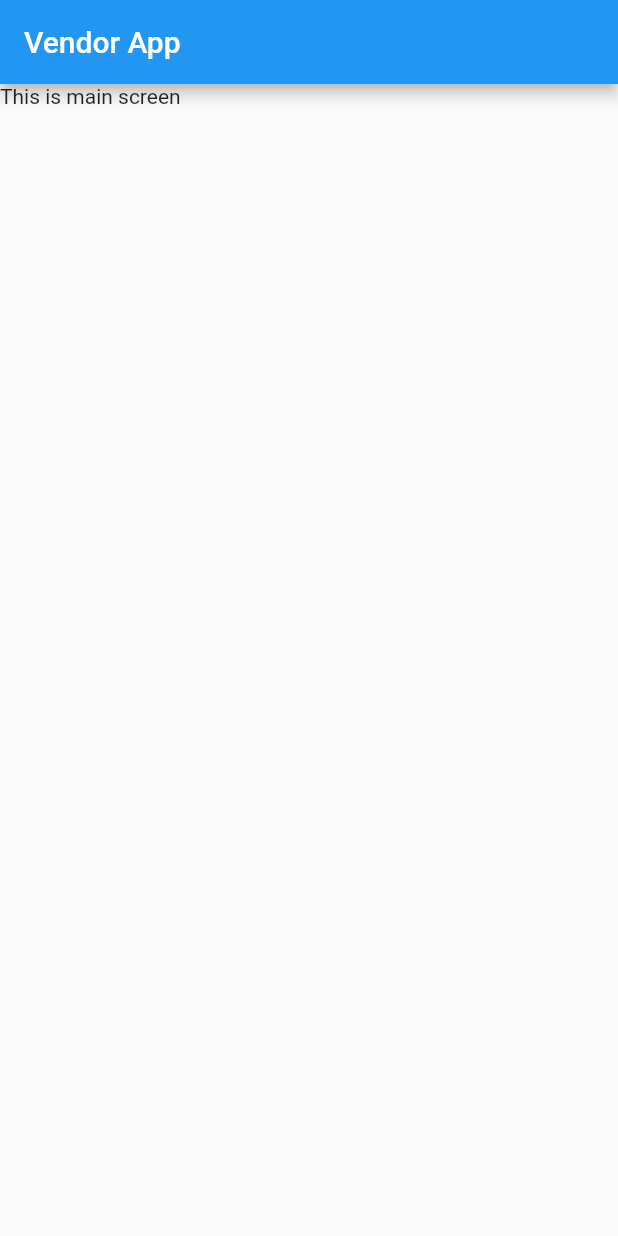
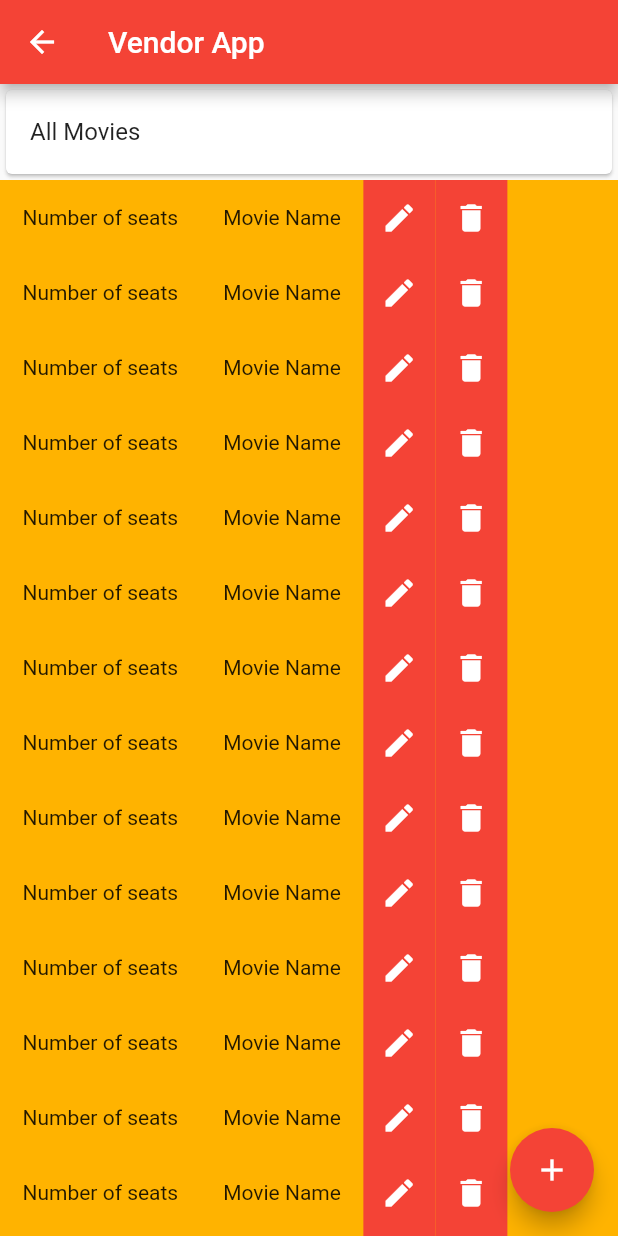
Before and after one commit to usef/cinema-booking-app, a Flutter app: the screen it shows after launch, on a phone screen of 412 x 824 dp. Run offline on Flutter 3.47's test engine with Material 2 defaults, Android fonts, the phone set to English and light mode, and no system bars.

Commit message:
Navigation done and main screens

```diff
--- /dev/null
+++ b/vendor_app/lib/Palette.dart
@@ -0,0 +1,7 @@
+import 'package:flutter/material.dart';
+
+class Palette {
+  static final mainColor = Colors.red;
+  static final secondaryColor = Colors.white;
+
+}
--- a/vendor_app/lib/main.dart
+++ b/vendor_app/lib/main.dart
@@ -1,5 +1,8 @@
 import 'package:flutter/material.dart';
+import 'package:vendor_app/Palette.dart';
 import 'package:vendor_app/screens/AllMoviesScreen.dart';
+import 'package:vendor_app/screens/AddMovieScreen.dart';
+import 'package:vendor_app/screens/MovieDetailsScreen.dart';
 
 void main() {
   runApp(MyApp());
@@ -11,10 +14,16 @@ class MyApp extends StatelessWidget {
     return MaterialApp(
       title: 'Vendor App',
       theme: ThemeData(
-        primarySwatch: Colors.blue,
+        primarySwatch: Palette.mainColor,
         visualDensity: VisualDensity.adaptivePlatformDensity,
       ),
       home: AllMoviesScreen(title: 'Vendor App'),
+      initialRoute: '/AllMoviesScreen',
+      routes: <String, WidgetBuilder>{
+        '/AddMovieScreen': (BuildContext context) => AddMovieScreen(),
+        '/MovieDetailsScreen': (BuildContext context) => MovieDetailsScreen(),
+        '/AllMoviesScreen': (BuildContext context) => AllMoviesScreen(title: 'Vendor App')
+      },
     );
   }
 }
--- a/vendor_app/lib/screens/AllMoviesScreen.dart
+++ b/vendor_app/lib/screens/AllMoviesScreen.dart
@@ -1,4 +1,5 @@
 import 'package:flutter/material.dart';
+import 'package:vendor_app/Palette.dart';
 
 class AllMoviesScreen extends StatefulWidget {
   AllMoviesScreen({Key key, this.title}) : super(key: key);
@@ -14,10 +15,105 @@ class _AllMoviesScreenState extends State<AllMoviesScreen> {
     return Scaffold(
       appBar: AppBar(
         title: Text(widget.title),
+        leading: new Icon(
+          Icons.arrow_back,
+          color: Palette.secondaryColor,
+        ),
       ),
-      body: Container(
-        child: Text("This is main screen"),
+      body: ListView(
+        children: <Widget>[
+          Card(
+            child: ListTile(
+              title: Text('All Movies'),
+            ),
+          ),
+          movieContainer(),
+          movieContainer(),
+          movieContainer(),
+          movieContainer(),
+          movieContainer(),
+          movieContainer(),
+          movieContainer(),
+          movieContainer(),
+          movieContainer(),
+          movieContainer(),
+          movieContainer(),
+          movieContainer(),
+          movieContainer(),
+          movieContainer(),
+          movieContainer(),
+          movieContainer(),
+        ],
+      ),
+      floatingActionButton: FloatingActionButton(
+        backgroundColor: Palette.mainColor,
+        foregroundColor: Palette.secondaryColor,
+        onPressed: () {
+          // Respond to button press
+          addNewMovie();
+        },
+        child: Icon(Icons.add),
       ),
     );
   }
+
+  Container movieContainer() {
+    return Container(
+      height: 50,
+      color: Colors.amber[600],
+      child: Row(
+        children: <Widget>[
+          Container(
+            padding: EdgeInsets.all(15),
+            child: Text("Number of seats"),
+          ),
+          Container(
+            padding: EdgeInsets.all(15),
+            child: Text("Movie Name"),
+          ),
+          Material(
+            color: Palette.mainColor,
+            child: Center(
+              child: IconButton(
+                icon: Icon(Icons.edit),
+                color: Palette.secondaryColor,
+                onPressed: () {
+                  showMovieDetails();
+                },
+              ),
+            ),
+          ),
+          Material(
+            color: Palette.mainColor,
+            child: Center(
+              child: IconButton(
+                icon: Icon(Icons.delete),
+                color: Palette.secondaryColor,
+                onPressed: () {
+                  deleteMovie();
+                },
+              ),
+            ),
+          ),
+        ],
+      ),
+    );
+  }
+
+  void addNewMovie() {
+    // TODO:  Switch to AddMovieScreen
+    print("Calling addNewMovie..");
+    Navigator.pushNamed(context, '/AddMovieScreen');
+  }
+
+  void deleteMovie() {
+    //  TODO: Implement delete movie function
+    print("Calling deleteMovie..");
+  }
+
+  void showMovieDetails() {
+    //  TODO: Switch to MovieDetailsScreen
+    print("Calling showMovieDetails..");
+    Navigator.pushNamed(context, '/MovieDetailsScreen');
+  }
 }
```
Also changed, not shown: vendor_app/lib/screens/AddMovieScreen.dart (+26 -0 lines), vendor_app/lib/screens/MovieDetailsScreen.dart (+27 -0 lines).
